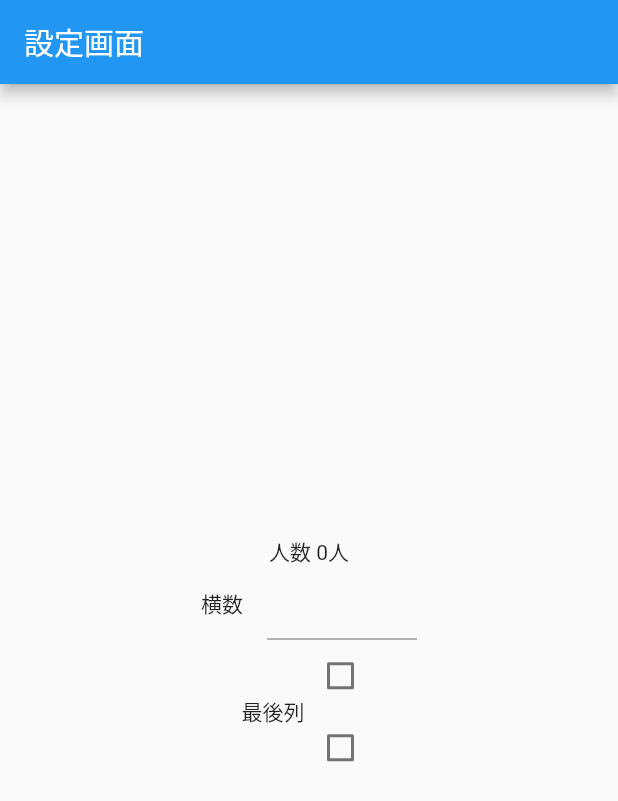
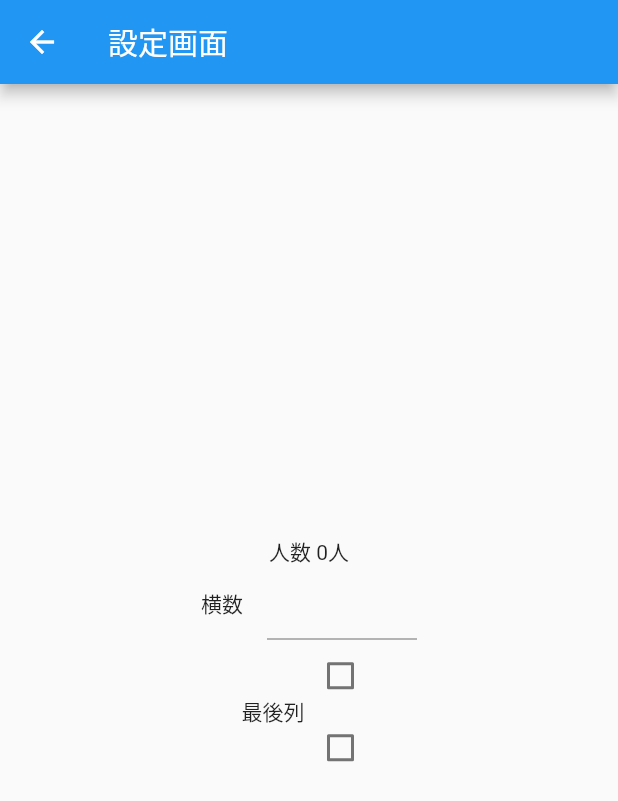
Before and after one commit to black2965/sekigae, a Flutter app: the screen it shows after launch, after a tap on "Customize page", on a phone screen of 412 x 824 dp. Shown: the top 801 px of the screen. Run offline on Flutter 3.47's test engine with Material 2 defaults, Android fonts, the phone set to English and light mode, and no system bars; our stand-ins replace csv, file_picker, pdf, printing; missing offline and left inert: file_selector.

Commit message:
戻るボタンが出ない不具合を修正

```diff
--- a/lib/pages/customize_page.dart
+++ b/lib/pages/customize_page.dart
@@ -37,8 +37,7 @@ class _CustomizePageState extends State<CustomizePage> {
 
   @override
   Widget build(BuildContext context) {
-    return MaterialApp(
-      home: Scaffold(
+    return Scaffold(
         appBar: AppBar(title: Text('設定画面')),
         body: Column(
           mainAxisAlignment: MainAxisAlignment.center,
@@ -89,7 +88,6 @@ class _CustomizePageState extends State<CustomizePage> {
             ),
           ],
         ),
-      ),
     );
   }
 }
```
